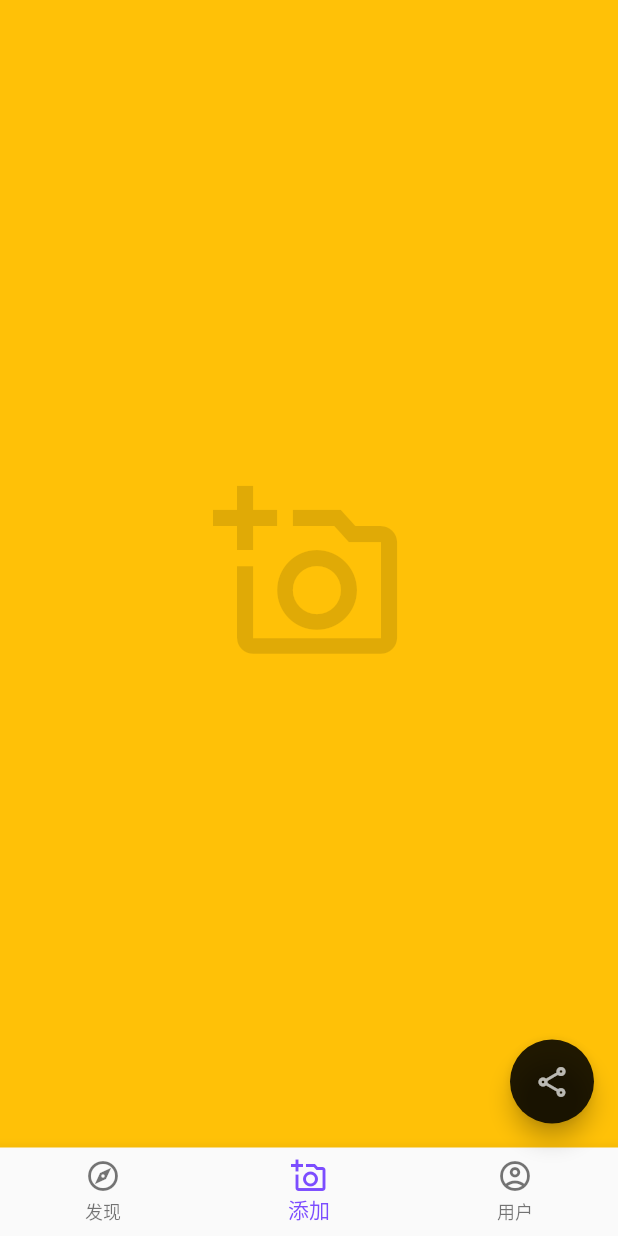
After one commit to ninghao/xb2_flutter, a Flutter app: the screen it shows after launch, item 2 of the bottom bar chosen, on a phone screen of 412 x 824 dp. The commit adds this screen. Run offline on Flutter 3.47's test engine with Material 2 defaults, Android fonts, the phone set to English and light mode, and no system bars.

Commit message:
定义应用页面主体小部件（AppPageMain）

```diff
--- a/lib/app/app.dart
+++ b/lib/app/app.dart
@@ -1,5 +1,6 @@
 import 'package:flutter/material.dart';
 import 'package:xb2_flutter/app/components/app_page_header.dart';
+import 'package:xb2_flutter/app/components/app_page_main.dart';
 import 'package:xb2_flutter/app/themes/app_theme.dart';
 
 class App extends StatefulWidget {
@@ -22,41 +23,6 @@
     });
   }
 
-  // 一组页面主体小部件
-  final pageMain = [
-    // 发现
-    TabBarView(
-      children: [
-        Icon(
-          Icons.explore_outlined,
-          size: 128,
-          color: Colors.black12,
-        ),
-        Icon(
-          Icons.local_fire_department_outlined,
-          size: 128,
-          color: Colors.black12,
-        ),
-      ],
-    ),
-    // 添加
-    Center(
-      child: Icon(
-        Icons.add_a_photo_outlined,
-        size: 128,
-        color: Colors.black12,
-      ),
-    ),
-    // 用户
-    Center(
-      child: Icon(
-        Icons.account_circle_outlined,
-        size: 128,
-        color: Colors.black12,
-      ),
-    ),
-  ];
-
   @override
   Widget build(BuildContext context) {
     return MaterialApp(
@@ -68,7 +34,9 @@
         child: Scaffold(
           backgroundColor: Colors.amber,
           appBar: showAppBar ? AppPageHeader() : null,
-          body: pageMain.elementAt(currentAppBottomNavigationBarItem),
+          body: AppPageMain(
+            currentIndex: currentAppBottomNavigationBarItem,
+          ),
           bottomNavigationBar: BottomNavigationBar(
             currentIndex: currentAppBottomNavigationBarItem,
             onTap: onTapAppBottomNavigationBarItem,
--- /dev/null
+++ b/lib/app/components/app_page_main.dart
@@ -0,0 +1,37 @@
+import 'package:flutter/material.dart';
+import 'package:xb2_flutter/post/create/post_create.dart';
+import 'package:xb2_flutter/user/profile/user_profile.dart';
+
+class AppPageMain extends StatelessWidget {
+  final int currentIndex;
+
+  AppPageMain({this.currentIndex = 0});
+
+  // 一组页面主体小部件
+  final pageMain = [
+    // 发现
+    TabBarView(
+      children: [
+        Icon(
+          Icons.explore_outlined,
+          size: 128,
+          color: Colors.black12,
+        ),
+        Icon(
+          Icons.local_fire_department_outlined,
+          size: 128,
+          color: Colors.black12,
+        ),
+      ],
+    ),
+    // 添加
+    PostCreate(),
+    // 用户
+    UserProfile(),
+  ];
+
+  @override
+  Widget build(BuildContext context) {
+    return pageMain.elementAt(currentIndex);
+  }
+}
--- /dev/null
+++ b/lib/post/create/post_create.dart
@@ -0,0 +1,14 @@
+import 'package:flutter/material.dart';
+
+class PostCreate extends StatelessWidget {
+  @override
+  Widget build(BuildContext context) {
+    return Center(
+      child: Icon(
+        Icons.add_a_photo_outlined,
+        size: 128,
+        color: Colors.black12,
+      ),
+    );
+  }
+}
--- /dev/null
+++ b/lib/user/profile/user_profile.dart
@@ -0,0 +1,14 @@
+import 'package:flutter/material.dart';
+
+class UserProfile extends StatelessWidget {
+  @override
+  Widget build(BuildContext context) {
+    return Center(
+      child: Icon(
+        Icons.account_circle_outlined,
+        size: 128,
+        color: Colors.black12,
+      ),
+    );
+  }
+}
```
